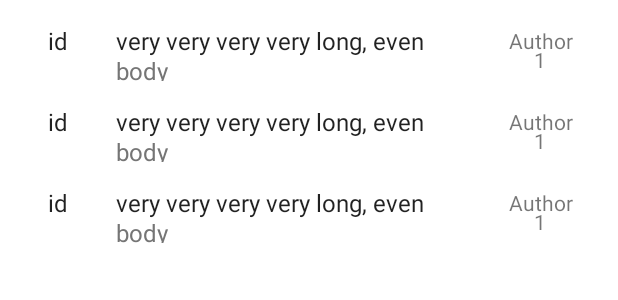
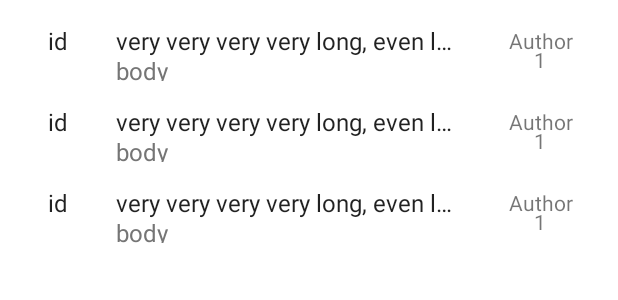
Before and after one commit to RobiFox/JSONPlaceholdeRApp, an Android app: the layout fragment_post_list.xml on its own in the app's theme, with its tools: preview values and no code run, on a phone screen of 412 x 824 dp. Shown: the top 300 px of the screen. Run offline under Robolectric (Android 15) with nearby library versions, the phone set to English and light mode, and no system bars; network calls fail.

```diff
--- a/app/src/main/java/me/robi/jsonplaceholderapp/posts/MyPostRecyclerViewAdapter.kt
+++ b/app/src/main/java/me/robi/jsonplaceholderapp/posts/MyPostRecyclerViewAdapter.kt
@@ -33,6 +33,7 @@ class MyPostRecyclerViewAdapter(
         holder.idView.text = item.id
         holder.contentView.text = item.content
         holder.body.text = item.details;
+        holder.authorId.text = item.authorId.toString();
     }
 
     override fun getItemCount(): Int = values.size
@@ -41,6 +42,7 @@ class MyPostRecyclerViewAdapter(
         val idView: TextView = binding.itemNumber
         val contentView: TextView = binding.content
         val body: TextView = binding.details
+        val authorId: TextView = binding.authorId
 
         override fun toString(): String {
             return super.toString() + " '" + contentView.text + "'"
--- a/app/src/main/java/me/robi/jsonplaceholderapp/posts/PostContent.kt
+++ b/app/src/main/java/me/robi/jsonplaceholderapp/posts/PostContent.kt
@@ -43,7 +43,7 @@ object PostContent {
     /**
      * A placeholder item representing a piece of content.
      */
-    data class PostItem(val id: String, val content: String, val details: String) {
+    data class PostItem(val id: String, val content: String, val details: String, val authorId: Int) {
         override fun toString(): String = content
     }
 }
--- a/app/src/main/java/me/robi/jsonplaceholderapp/posts/PostFragment.kt
+++ b/app/src/main/java/me/robi/jsonplaceholderapp/posts/PostFragment.kt
@@ -36,7 +36,8 @@ class PostFragment : JsonFragment() {
                 PostContent.PostItem(
                     i.toString(),
                     item["title"].toString(),
-                    item["body"].toString()
+                    item["body"].toString(),
+                    item["userId"] as Int
                 ))
         }
     }
--- a/app/src/main/res/layout/fragment_post.xml
+++ b/app/src/main/res/layout/fragment_post.xml
@@ -24,6 +24,8 @@
             android:layout_width="wrap_content"
             android:layout_height="wrap_content"
             android:layout_margin="@dimen/text_margin"
+            android:ellipsize="end"
+            android:maxLines="1"
             android:text="very very very very long, even longer head to test overflow"
             android:textAppearance="?attr/textAppearanceListItem" />
 
@@ -33,6 +35,8 @@
             android:layout_height="wrap_content"
             android:layout_marginLeft="16dp"
             android:layout_marginTop="-18dp"
+            android:ellipsize="end"
+            android:maxLines="1"
             android:text="body"
             android:textAppearance="?attr/textAppearanceListItem"
             android:textColor="#757575" />
```
